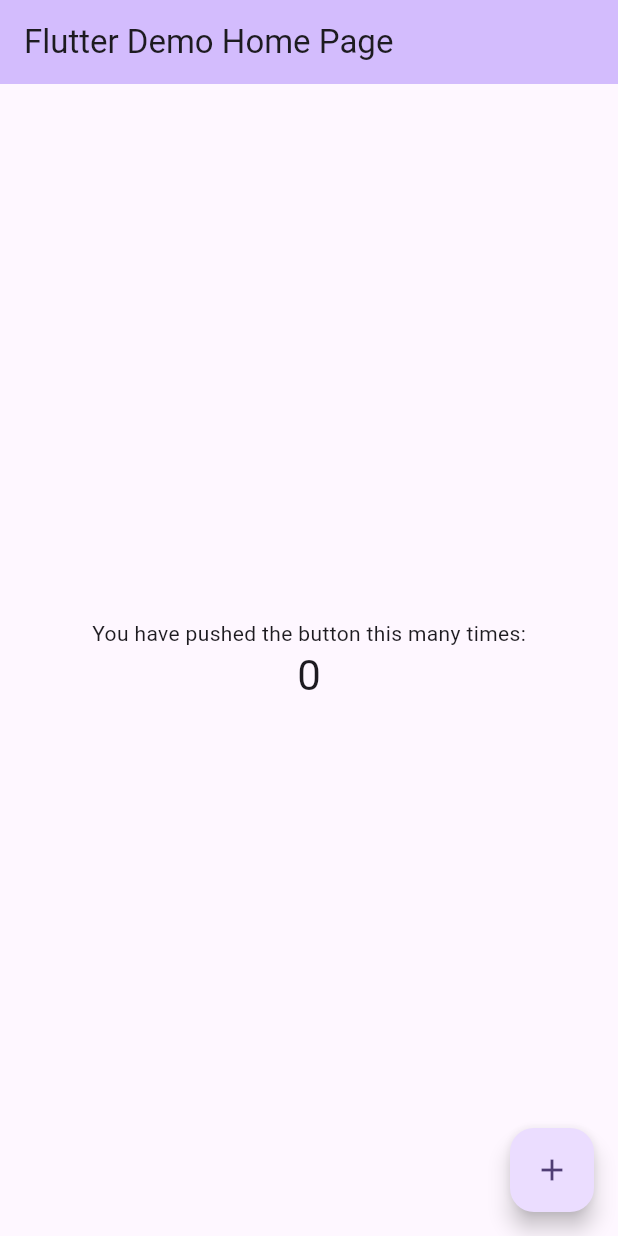
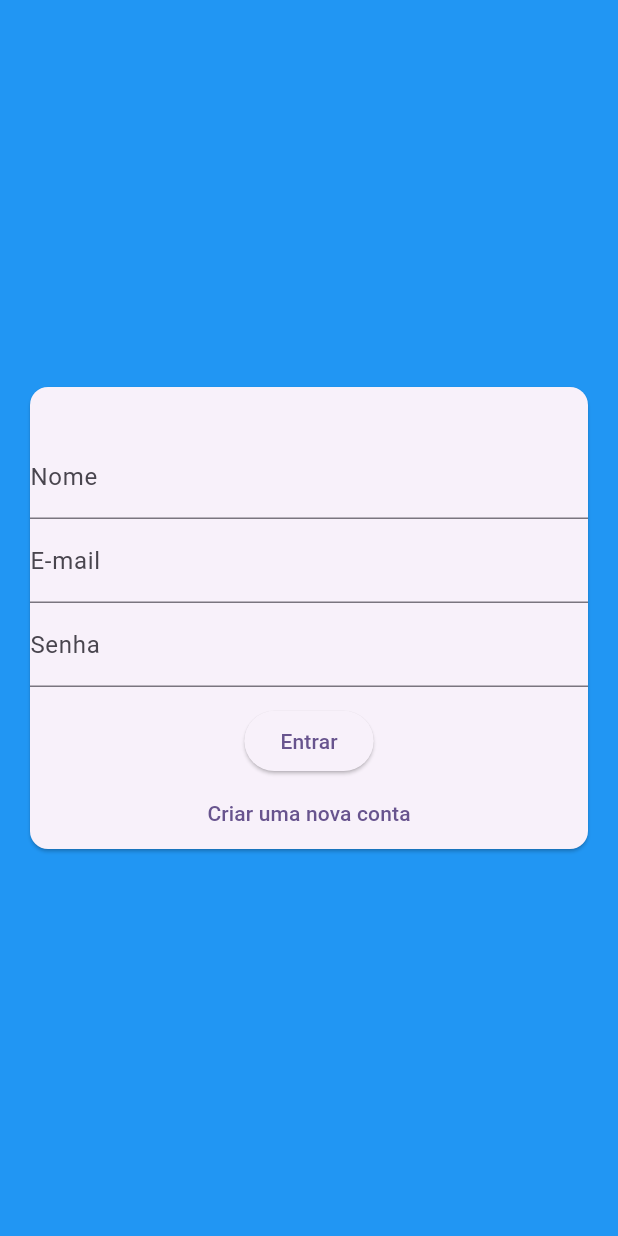
Before and after one commit to Imp-Zeref/chatapp, a Flutter app: the screen it shows after launch, on a phone screen of 412 x 824 dp. Run offline on Flutter 3.47's test engine with Material 3 defaults, Android fonts, the phone set to English and light mode, and no system bars.

Commit message:
Connfigurações iniciais de layout login e tela de carregamento

```diff
--- /dev/null
+++ b/lib/components/auth_form.dart
@@ -0,0 +1,35 @@
+import 'package:flutter/material.dart';
+
+class AuthForm extends StatelessWidget {
+  const AuthForm({super.key});
+
+  @override
+  Widget build(BuildContext context) {
+    return Card(
+      margin: const EdgeInsets.all(20),
+      child: Form(
+        child: Column(
+          children: [
+            const Padding(padding: EdgeInsets.all(16)),
+            TextFormField(
+              decoration: const InputDecoration(labelText: 'Nome'),
+            ),
+            TextFormField(
+              decoration: const InputDecoration(labelText: 'E-mail'),
+            ),
+            TextFormField(
+              decoration: const InputDecoration(labelText: 'Senha'),
+              obscureText: true,
+            ),
+            const SizedBox(
+              height: 12,
+            ),
+            ElevatedButton(onPressed: () {}, child: const Text("Entrar")),
+            TextButton(
+                onPressed: () {}, child: const Text("Criar uma nova conta"))
+          ],
+        ),
+      ),
+    );
+  }
+}
--- a/lib/main.dart
+++ b/lib/main.dart
@@ -1,3 +1,5 @@
+import 'package:chatapp/pages/auth_page.dart';
+import 'package:chatapp/pages/loading_page.dart';
 import 'package:flutter/material.dart';
 
 void main() {
@@ -6,48 +8,22 @@ void main() {
 
 class MyApp extends StatelessWidget {
   const MyApp({super.key});
-
-  // This widget is the root of your application.
   @override
   Widget build(BuildContext context) {
     return MaterialApp(
       title: 'Flutter Demo',
       theme: ThemeData(
-        // This is the theme of your application.
-        //
-        // TRY THIS: Try running your application with "flutter run". You'll see
-        // the application has a purple toolbar. Then, without quitting the app,
-        // try changing the seedColor in the colorScheme below to Colors.green
-        // and then invoke "hot reload" (save your changes or press the "hot
-        // reload" button in a Flutter-supported IDE, or press "r" if you used
-        // the command line to start the app).
-        //
-        // Notice that the counter didn't reset back to zero; the application
-        // state is not lost during the reload. To reset the state, use hot
-        // restart instead.
-        //
-        // This works for code too, not just values: Most code changes can be
-        // tested with just a hot reload.
         colorScheme: ColorScheme.fromSeed(seedColor: Colors.deepPurple),
         useMaterial3: true,
       ),
-      home: const MyHomePage(title: 'Flutter Demo Home Page'),
+      home: const AuthPage(),
+      debugShowCheckedModeBanner: false,
     );
   }
 }
 
 class MyHomePage extends StatefulWidget {
   const MyHomePage({super.key, required this.title});
-
-  // This widget is the home page of your application. It is stateful, meaning
-  // that it has a State object (defined below) that contains fields that affect
-  // how it looks.
-
-  // This class is the configuration for the state. It holds the values (in this
-  // case the title) provided by the parent (in this case the App widget) and
-  // used by the build method of the State. Fields in a Widget subclass are
-  // always marked "final".
-
   final String title;
 
   @override
@@ -59,50 +35,19 @@ class _MyHomePageState extends State<MyHomePage> {
 
   void _incrementCounter() {
     setState(() {
-      // This call to setState tells the Flutter framework that something has
-      // changed in this State, which causes it to rerun the build method below
-      // so that the display can reflect the updated values. If we changed
-      // _counter without calling setState(), then the build method would not be
-      // called again, and so nothing would appear to happen.
       _counter++;
     });
   }
 
   @override
   Widget build(BuildContext context) {
-    // This method is rerun every time setState is called, for instance as done
-    // by the _incrementCounter method above.
-    //
-    // The Flutter framework has been optimized to make rerunning build methods
-    // fast, so that you can just rebuild anything that needs updating rather
-    // than having to individually change instances of widgets.
     return Scaffold(
       appBar: AppBar(
-        // TRY THIS: Try changing the color here to a specific color (to
-        // Colors.amber, perhaps?) and trigger a hot reload to see the AppBar
-        // change color while the other colors stay the same.
         backgroundColor: Theme.of(context).colorScheme.inversePrimary,
-        // Here we take the value from the MyHomePage object that was created by
-        // the App.build method, and use it to set our appbar title.
         title: Text(widget.title),
       ),
       body: Center(
-        // Center is a layout widget. It takes a single child and positions it
-        // in the middle of the parent.
         child: Column(
-          // Column is also a layout widget. It takes a list of children and
-          // arranges them vertically. By default, it sizes itself to fit its
-          // children horizontally, and tries to be as tall as its parent.
-          //
-          // Column has various properties to control how it sizes itself and
-          // how it positions its children. Here we use mainAxisAlignment to
-          // center the children vertically; the main axis here is the vertical
-          // axis because Columns are vertical (the cross axis would be
-          // horizontal).
-          //
-          // TRY THIS: Invoke "debug painting" (choose the "Toggle Debug Paint"
-          // action in the IDE, or press "p" in the console), to see the
-          // wireframe for each widget.
           mainAxisAlignment: MainAxisAlignment.center,
           children: <Widget>[
             const Text(
@@ -119,7 +64,7 @@ class _MyHomePageState extends State<MyHomePage> {
         onPressed: _incrementCounter,
         tooltip: 'Increment',
         child: const Icon(Icons.add),
-      ), // This trailing comma makes auto-formatting nicer for build methods.
+      ),
     );
   }
 }
--- /dev/null
+++ b/lib/pages/auth_page.dart
@@ -0,0 +1,18 @@
+import 'package:chatapp/components/auth_form.dart';
+import 'package:flutter/material.dart';
+
+class AuthPage extends StatelessWidget {
+  const AuthPage({super.key});
+
+  @override
+  Widget build(BuildContext context) {
+    return const Scaffold(
+      backgroundColor: Colors.blue,
+      body: Center(
+        child: SingleChildScrollView(
+          child: AuthForm(),
+        ),
+      ),
+    );
+  }
+}
--- /dev/null
+++ b/lib/pages/loading_page.dart
@@ -0,0 +1,23 @@
+import 'package:flutter/material.dart';
+
+class LoadingPage extends StatelessWidget {
+  const LoadingPage({super.key});
+
+  @override
+  Widget build(BuildContext context) {
+    return const Scaffold(
+      backgroundColor: Color.fromARGB(199, 0, 91, 209),
+      body: Center(
+        child: Column(
+          mainAxisAlignment: MainAxisAlignment.center,
+          children: [
+            CircularProgressIndicator(
+              backgroundColor: Colors.white,
+            ),
+            Text("Carregando...", style: TextStyle(color: Colors.white)),
+          ],
+        ),
+      ),
+    );
+  }
+}
```
